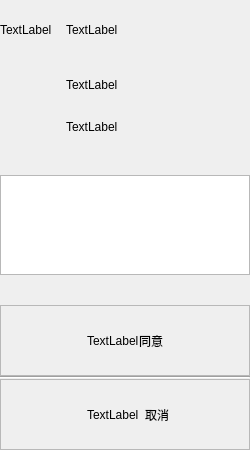
The window that ui/add_friend_widget.ui (shouyangchen/OlineTalk) describes before a commit, drawn with Qt 5.
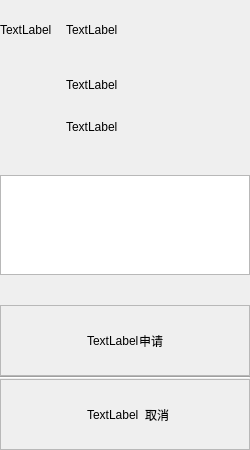
The same window after the commit. Custom widgets are drawn as their Qt base class.

Patch:
```diff
--- a/ui/add_friend_widget.ui
+++ b/ui/add_friend_widget.ui
@@ -335,7 +335,7 @@
                 </sizepolicy>
                </property>
                <property name="text">
-                <string>同意</string>
+                <string>申请</string>
                </property>
                <property name="alignment">
                 <set>Qt::AlignmentFlag::AlignCenter</set>
```
